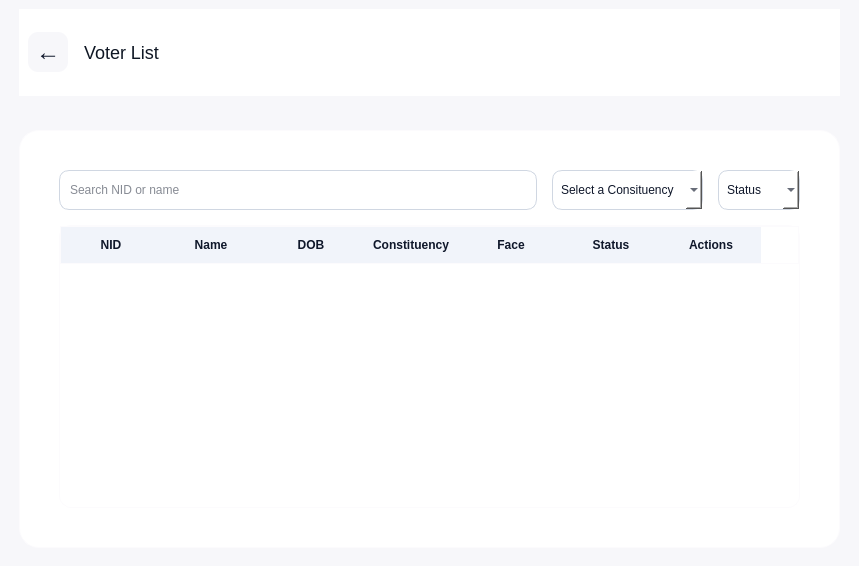
Before: the Qt Designer form software/main.ui in SazidAhmedEkram/smart-evm, drawn with Qt 5.
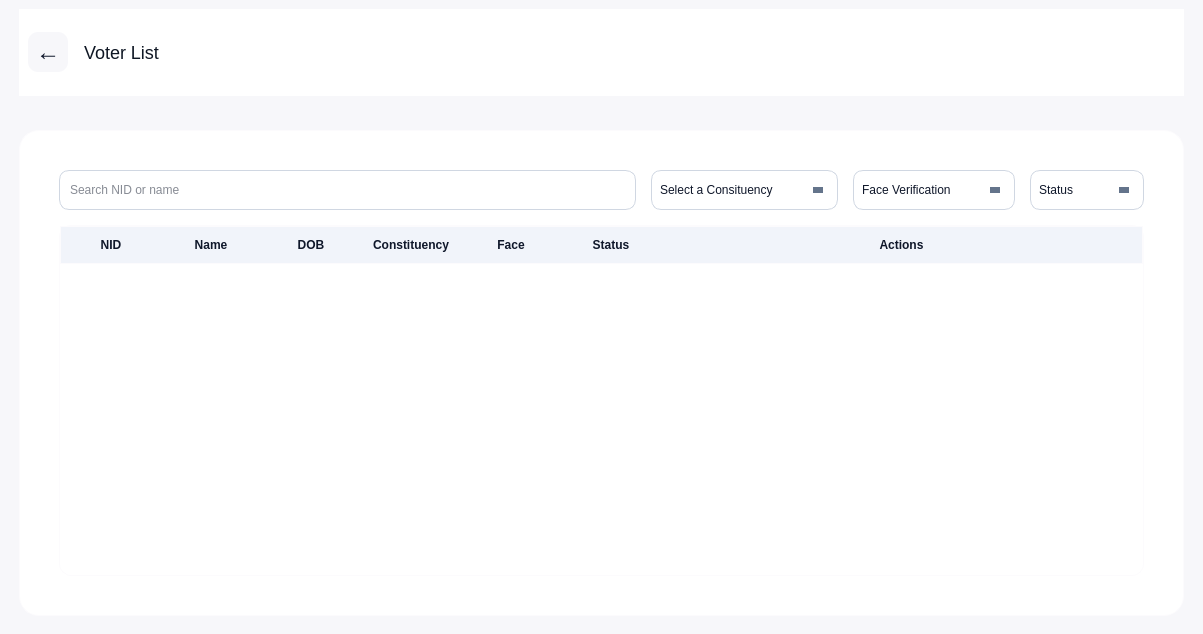
After: the same form once the commit is applied. The open tabs and pages were chosen to show the change. Icons and pictures are not drawn.

```diff
--- a/software/main.ui
+++ b/software/main.ui
@@ -6,8 +6,8 @@
    <rect>
     <x>0</x>
     <y>0</y>
-    <width>859</width>
-    <height>566</height>
+    <width>1203</width>
+    <height>634</height>
    </rect>
   </property>
   <property name="sizePolicy">
@@ -2459,6 +2459,108 @@
            <property name="spacing">
             <number>15</number>
            </property>
+           <item row="1" column="1">
+            <widget class="QComboBox" name="comboBox2">
+             <property name="sizePolicy">
+              <sizepolicy hsizetype="Preferred" vsizetype="Preferred">
+               <horstretch>0</horstretch>
+               <verstretch>0</verstretch>
+              </sizepolicy>
+             </property>
+             <property name="minimumSize">
+              <size>
+               <width>0</width>
+               <height>40</height>
+              </size>
+             </property>
+             <property name="styleSheet">
+              <string notr="true">QComboBox {
+    border: 1px solid #d0d7e2;
+    border-radius: 10px;
+    padding: 8px 32px 8px 8px;
+    background: white;
+}
+
+/* Remove drop-down box completely */
+QComboBox::drop-down {
+    subcontrol-origin: padding;
+    subcontrol-position: top right;
+    width: 28px;
+    border: none;
+    background: transparent;
+}
+
+/* Triangle arrow only */
+QComboBox::down-arrow {
+    width: 0;
+    height: 0;
+    border-left: 5px solid transparent;
+    border-right: 5px solid transparent;
+    border-top: 6px solid #64748b;
+    margin-right: 10px;
+}
+
+QComboBox:hover {
+    border: 1px solid rgba(208, 215, 240, 0.7);   /* hover border color */
+    background: rgba(242, 245, 253, 0.7);       /* slight hover background */
+}</string>
+             </property>
+             <property name="placeholderText">
+              <string>Select a Consituency</string>
+             </property>
+            </widget>
+           </item>
+           <item row="1" column="3">
+            <widget class="QComboBox" name="status2">
+             <property name="sizePolicy">
+              <sizepolicy hsizetype="Preferred" vsizetype="Preferred">
+               <horstretch>0</horstretch>
+               <verstretch>0</verstretch>
+              </sizepolicy>
+             </property>
+             <property name="minimumSize">
+              <size>
+               <width>0</width>
+               <height>40</height>
+              </size>
+             </property>
+             <property name="styleSheet">
+              <string notr="true">QComboBox {
+    border: 1px solid #d0d7e2;
+    border-radius: 10px;
+    padding: 8px 32px 8px 8px;
+    background: white;
+}
+
+/* Remove drop-down box completely */
+QComboBox::drop-down {
+    subcontrol-origin: padding;
+    subcontrol-position: top right;
+    width: 28px;
+    border: none;
+    background: transparent;
+}
+
+/* Triangle arrow only */
+QComboBox::down-arrow {
+    width: 0;
+    height: 0;
+    border-left: 5px solid transparent;
+    border-right: 5px solid transparent;
+    border-top: 6px solid #64748b;
+    margin-right: 10px;
+}
+
+QComboBox:hover {
+    border: 1px solid rgba(208, 215, 240, 0.7);   /* hover border color */
+    background: rgba(242, 245, 253, 0.7);       /* slight hover background */
+}</string>
+             </property>
+             <property name="placeholderText">
+              <string>Status</string>
+             </property>
+            </widget>
+           </item>
            <item row="1" column="0">
             <widget class="QLineEdit" name="lineEdit">
              <property name="minimumSize">
@@ -2486,85 +2588,7 @@
              </property>
             </widget>
            </item>
-           <item row="1" column="1">
-            <widget class="QComboBox" name="comboBox1_2">
-             <property name="sizePolicy">
-              <sizepolicy hsizetype="Preferred" vsizetype="Preferred">
-               <horstretch>0</horstretch>
-               <verstretch>0</verstretch>
-              </sizepolicy>
-             </property>
-             <property name="minimumSize">
-              <size>
-               <width>0</width>
-               <height>40</height>
-              </size>
-             </property>
-             <property name="styleSheet">
-              <string notr="true">border: 1px solid #d0d7e2;
-    border-radius: 10px;
-    padding: 8px;
-    background: white;</string>
-             </property>
-             <property name="placeholderText">
-              <string>Select a Consituency</string>
-             </property>
-             <item>
-              <property name="text">
-               <string>Dhaka1</string>
-              </property>
-             </item>
-             <item>
-              <property name="text">
-               <string>Dhaka 2</string>
-              </property>
-             </item>
-            </widget>
-           </item>
-           <item row="1" column="2">
-            <widget class="QComboBox" name="comboBox1_3">
-             <property name="sizePolicy">
-              <sizepolicy hsizetype="Preferred" vsizetype="Preferred">
-               <horstretch>0</horstretch>
-               <verstretch>0</verstretch>
-              </sizepolicy>
-             </property>
-             <property name="minimumSize">
-              <size>
-               <width>0</width>
-               <height>40</height>
-              </size>
-             </property>
-             <property name="styleSheet">
-              <string notr="true">QComboBox{
-    border: 1px solid #d0d7e2;
-    border-radius: 10px;
-    padding: 8px;
-    background: white;
-}
-
-QComboBox:hover {
-    border: 1px solid rgba(208, 215, 240, 0.7);   /* hover border color */
-    background: rgba(242, 245, 253, 0.7);       /* slight hover background */
-}
-</string>
-             </property>
-             <property name="placeholderText">
-              <string>Status</string>
-             </property>
-             <item>
-              <property name="text">
-               <string>Dhaka1</string>
-              </property>
-             </item>
-             <item>
-              <property name="text">
-               <string>Dhaka 2</string>
-              </property>
-             </item>
-            </widget>
-           </item>
-           <item row="2" column="0" colspan="3">
+           <item row="2" column="0" colspan="4">
             <widget class="QTableWidget" name="tableWidget2">
              <property name="styleSheet">
               <string notr="true">QTableWidget {
@@ -2598,12 +2622,27 @@
              <property name="showGrid">
               <bool>false</bool>
              </property>
+             <property name="gridStyle">
+              <enum>Qt::PenStyle::DashLine</enum>
+             </property>
+             <property name="columnCount">
+              <number>7</number>
+             </property>
              <attribute name="horizontalHeaderCascadingSectionResizes">
               <bool>false</bool>
              </attribute>
+             <attribute name="horizontalHeaderShowSortIndicator" stdset="0">
+              <bool>false</bool>
+             </attribute>
+             <attribute name="horizontalHeaderStretchLastSection">
+              <bool>true</bool>
+             </attribute>
              <attribute name="verticalHeaderVisible">
               <bool>false</bool>
              </attribute>
+             <attribute name="verticalHeaderDefaultSectionSize">
+              <number>55</number>
+             </attribute>
              <column>
               <property name="text">
                <string>NID</string>
@@ -2641,6 +2680,57 @@
              </column>
             </widget>
            </item>
+           <item row="1" column="2">
+            <widget class="QComboBox" name="face2">
+             <property name="sizePolicy">
+              <sizepolicy hsizetype="Preferred" vsizetype="Preferred">
+               <horstretch>0</horstretch>
+               <verstretch>0</verstretch>
+              </sizepolicy>
+             </property>
+             <property name="minimumSize">
+              <size>
+               <width>0</width>
+               <height>40</height>
+              </size>
+             </property>
+             <property name="styleSheet">
+              <string notr="true">QComboBox {
+    border: 1px solid #d0d7e2;
+    border-radius: 10px;
+    padding: 8px 32px 8px 8px;
+    background: white;
+}
+
+/* Remove drop-down box completely */
+QComboBox::drop-down {
+    subcontrol-origin: padding;
+    subcontrol-position: top right;
+    width: 28px;
+    border: none;
+    background: transparent;
+}
+
+/* Triangle arrow only */
+QComboBox::down-arrow {
+    width: 0;
+    height: 0;
+    border-left: 5px solid transparent;
+    border-right: 5px solid transparent;
+    border-top: 6px solid #64748b;
+    margin-right: 10px;
+}
+
+QComboBox:hover {
+    border: 1px solid rgba(208, 215, 240, 0.7);   /* hover border color */
+    background: rgba(242, 245, 253, 0.7);       /* slight hover background */
+}</string>
+             </property>
+             <property name="placeholderText">
+              <string>Face Verification</string>
+             </property>
+            </widget>
+           </item>
           </layout>
          </widget>
         </item>
```
Left out of the diff: 10 changed lines with no effect on the pictures.
